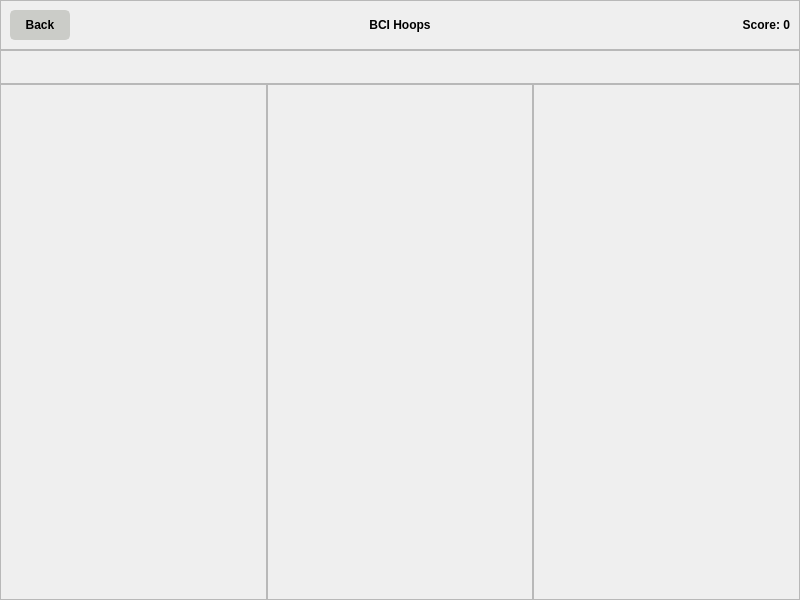
This is main.ui in nivanov94/bci_rocket as Qt 5 draws it before an edit. The edited form follows.
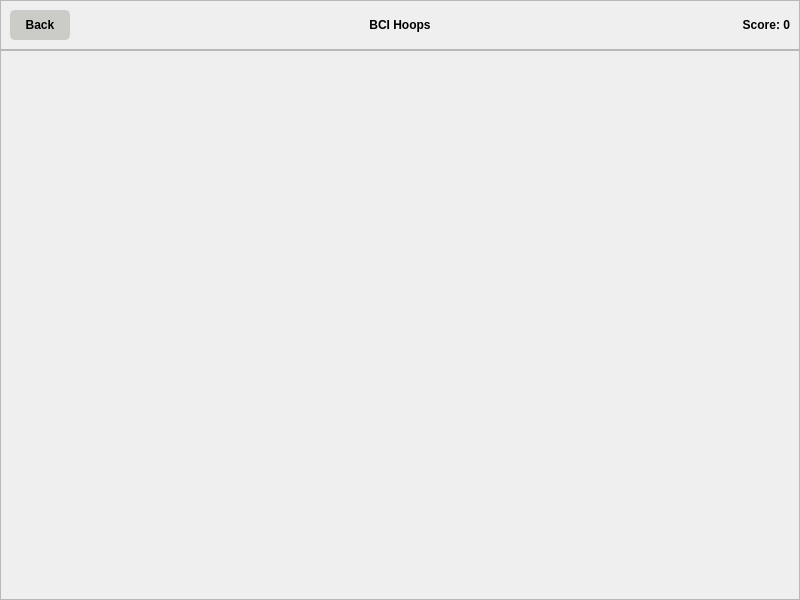
This is the edited form. The open tabs and pages were chosen to show the change. Icons and pictures are not drawn.

Commit message: setup graphicsview and button tab order

```diff
--- a/main.ui
+++ b/main.ui
@@ -347,8 +347,8 @@
         <property name="spacing">
          <number>0</number>
         </property>
-        <item row="2" column="1">
-         <widget class="QFrame" name="task2_frame">
+        <item row="1" column="0" colspan="2">
+         <widget class="QFrame" name="game_frame">
           <property name="sizePolicy">
            <sizepolicy hsizetype="Preferred" vsizetype="Expanding">
             <horstretch>0</horstretch>
@@ -364,28 +364,19 @@
           <property name="frameShadow">
            <enum>QFrame::Raised</enum>
           </property>
+          <layout class="QVBoxLayout" name="verticalLayout_7">
+           <item>
+            <widget class="QGraphicsView" name="graphicsView">
+             <property name="styleSheet">
+              <string notr="true">background-color: rgba(0, 0, 0, 0);
+border: none;</string>
+             </property>
+            </widget>
+           </item>
+          </layout>
          </widget>
         </item>
-        <item row="2" column="0">
-         <widget class="QFrame" name="task1_frame">
-          <property name="sizePolicy">
-           <sizepolicy hsizetype="Preferred" vsizetype="Expanding">
-            <horstretch>0</horstretch>
-            <verstretch>0</verstretch>
-           </sizepolicy>
-          </property>
-          <property name="styleSheet">
-           <string notr="true">border-image: none;</string>
-          </property>
-          <property name="frameShape">
-           <enum>QFrame::StyledPanel</enum>
-          </property>
-          <property name="frameShadow">
-           <enum>QFrame::Raised</enum>
-          </property>
-         </widget>
-        </item>
-        <item row="0" column="0" colspan="3">
+        <item row="0" column="0" colspan="2">
          <widget class="QFrame" name="top_frame">
           <property name="styleSheet">
            <string notr="true">border-image: none;</string>
@@ -445,50 +436,6 @@
           </layout>
          </widget>
         </item>
-        <item row="1" column="0" colspan="3">
-         <widget class="QFrame" name="cue_frame">
-          <property name="styleSheet">
-           <string notr="true">border-image: none;</string>
-          </property>
-          <property name="frameShape">
-           <enum>QFrame::StyledPanel</enum>
-          </property>
-          <property name="frameShadow">
-           <enum>QFrame::Raised</enum>
-          </property>
-          <layout class="QHBoxLayout" name="horizontalLayout_2">
-           <item>
-            <widget class="QLabel" name="cue_label">
-             <property name="text">
-              <string/>
-             </property>
-             <property name="alignment">
-              <set>Qt::AlignCenter</set>
-             </property>
-            </widget>
-           </item>
-          </layout>
-         </widget>
-        </item>
-        <item row="2" column="2">
-         <widget class="QFrame" name="task3_frame">
-          <property name="sizePolicy">
-           <sizepolicy hsizetype="Preferred" vsizetype="Expanding">
-            <horstretch>0</horstretch>
-            <verstretch>0</verstretch>
-           </sizepolicy>
-          </property>
-          <property name="styleSheet">
-           <string notr="true">border-image: none;</string>
-          </property>
-          <property name="frameShape">
-           <enum>QFrame::StyledPanel</enum>
-          </property>
-          <property name="frameShadow">
-           <enum>QFrame::Raised</enum>
-          </property>
-         </widget>
-        </item>
        </layout>
       </widget>
      </widget>
```
Left out of the diff: 17 changed lines with no effect on the pictures. The commit also changes 2 other files.
